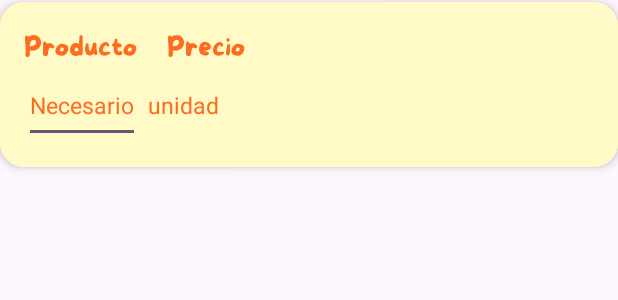
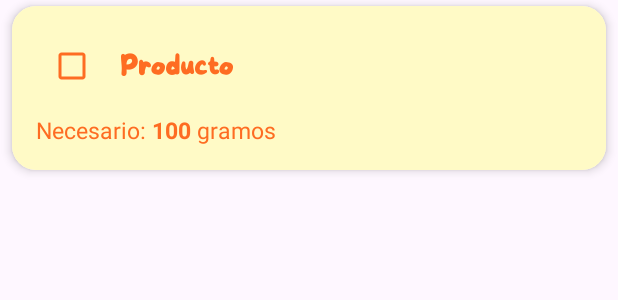
Before and after one commit to fely-06/PROYECTO-MOVIL, an Android app: the layout item_listacompra.xml on its own in the app's theme, with its tools: preview values and no code run, on a phone screen of 412 x 824 dp. Shown: the top 300 px of the screen. Run offline under Robolectric (Android 15) with nearby library versions, the phone set to English and light mode, and no system bars.

Commit message:
Agregar excedente de ingredientes en lista de compras a inventario

```diff
--- a/app/src/main/res/layout/item_listacompra.xml
+++ b/app/src/main/res/layout/item_listacompra.xml
@@ -3,9 +3,11 @@
     xmlns:app="http://schemas.android.com/apk/res-auto"
     android:layout_width="match_parent"
     android:layout_height="wrap_content"
-    android:layout_marginVertical="1dp"
+    android:layout_marginVertical="4dp"
+    android:layout_marginHorizontal="8dp"
     app:cardCornerRadius="16dp"
     app:cardElevation="4dp">
+
     <LinearLayout
         android:layout_width="match_parent"
         android:layout_height="wrap_content"
@@ -13,46 +15,121 @@
         android:padding="16dp"
         android:orientation="vertical">
 
+        <!-- Header con checkbox y nombre -->
         <LinearLayout
             android:layout_width="match_parent"
-            android:layout_height="wrap_content">
+            android:layout_height="wrap_content"
+            android:orientation="horizontal"
+            android:gravity="center_vertical">
+
+            <CheckBox
+                android:id="@+id/checkBoxComprado"
+                android:layout_width="wrap_content"
+                android:layout_height="wrap_content"
+                android:buttonTint="@color/NaranjaFuerte"/>
+
             <TextView
                 android:id="@+id/tvNombreProd"
-                android:layout_width="wrap_content"
+                android:layout_width="0dp"
                 android:layout_height="wrap_content"
+                android:layout_weight="1"
                 android:text="Producto"
                 android:textSize="18sp"
                 android:fontFamily="@font/ms"
-                android:textColor="@color/NaranjaFuerte" />
+                android:textStyle="bold"
+                android:textColor="@color/NaranjaFuerte"
+                android:layout_marginStart="8dp"/>
+        </LinearLayout>
+
+        <!-- Cantidad necesaria -->
+        <LinearLayout
+            android:layout_width="match_parent"
+            android:layout_height="wrap_content"
+            android:orientation="horizontal"
+            android:layout_marginTop="8dp"
+            android:gravity="center_vertical">
+
             <TextView
-                android:id="@+id/tvPrecio"
                 android:layout_width="wrap_content"
                 android:layout_height="wrap_content"
-                android:text="Precio"
-                android:textSize="18sp"
-                android:layout_marginStart="20dp"
-                android:fontFamily="@font/ms"
-                android:textColor="@color/NaranjaFuerte" />
+                android:text="Necesario: "
+                android:textSize="15sp"
+                android:textColor="@color/NaranjaFuerte"/>
+
+            <TextView
+                android:id="@+id/tvCantidadNecesaria"
+                android:layout_width="wrap_content"
+                android:layout_height="wrap_content"
+                android:text="100"
+                android:textSize="15sp"
+                android:textStyle="bold"
+                android:textColor="@color/NaranjaFuerte"/>
+
+            <TextView
+                android:id="@+id/tvUnidadNecesaria"
+                android:layout_width="wrap_content"
+                android:layout_height="wrap_content"
+                android:text="gramos"
+                android:textSize="15sp"
+                android:layout_marginStart="4dp"
+                android:textColor="@color/NaranjaFuerte"/>
         </LinearLayout>
 
+        <!-- Cantidad comprada (visible solo cuando está marcado) -->
         <LinearLayout
-            android:layout_width="wrap_content"
-            android:layout_height="wrap_content">
-            <EditText
-                android:id="@+id/cantidadNecesaria"
+            android:id="@+id/layoutCantidadComprada"
+            android:layout_width="match_parent"
+            android:layout_height="wrap_content"
+            android:orientation="vertical"
+            android:layout_marginTop="12dp"
+            android:visibility="gone">
+
+            <TextView
                 android:layout_width="wrap_content"
-                android:layout_height="50dp"
-                android:text="Necesario"
-                android:textSize="15sp"
-                android:textColor="@color/NaranjaFuerte" />
-            <TextView
-                android:id="@+id/unidad"
-                android:layout_width="wrap_content"
-                android:layout_height="50dp"
-                android:text="unidad"
-                android:textSize="15sp"
-                android:layout_marginStart="5dp"
-                android:textColor="@color/NaranjaFuerte" />
+                android:layout_height="wrap_content"
+                android:text="Cantidad comprada:"
+                android:textSize="14sp"
+                android:textStyle="bold"
+                android:textColor="@color/NaranjaFuerte"
+                android:layout_marginBottom="8dp"/>
+
+            <LinearLayout
+                android:layout_width="match_parent"
+                android:layout_height="wrap_content"
+                android:orientation="horizontal"
+                android:gravity="center_vertical">
+
+                <EditText
+                    android:id="@+id/etCantidadComprada"
+                    android:layout_width="0dp"
+                    android:layout_height="50dp"
+                    android:layout_weight="1"
+                    android:hint="Cantidad"
+                    android:inputType="numberDecimal"
+                    android:textSize="15sp"
+                    android:padding="12dp"
+                    android:background="@drawable/editext_redondeado"
+                    android:textColor="@color/NaranjaFuerte"
+                    android:textColorHint="@color/NaranjaFuerte"/>
+
+                <Spinner
+                    android:id="@+id/spinnerUnidad"
+                    android:layout_width="120dp"
+                    android:layout_height="50dp"
+                    android:layout_marginStart="8dp"
+                    android:background="@drawable/editext_redondeado"
+                    android:padding="8dp"/>
+            </LinearLayout>
+
+            <Button
+                android:id="@+id/btnAgregarInventario"
+                android:layout_width="match_parent"
+                android:layout_height="wrap_content"
+                android:text="Agregar al Inventario"
+                android:textSize="14sp"
+                android:backgroundTint="@color/NaranjaFuerte"
+                android:textColor="@color/white"
+                android:layout_marginTop="8dp"/>
         </LinearLayout>
     </LinearLayout>
 </androidx.cardview.widget.CardView>
```
Also changed, not shown: app/src/main/java/com/example/smartmealsproyecto/ClaseCRUD.kt (+158 -11 lines), app/src/main/java/com/example/smartmealsproyecto/ListaAdap.kt (+118 -11 lines), app/src/main/java/com/example/smartmealsproyecto/ListaCompras.kt (+42 -13 lines).
